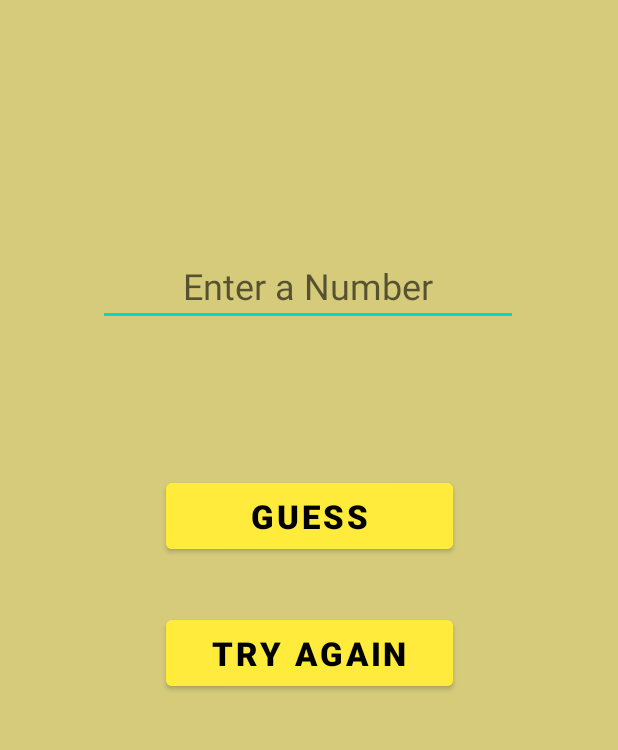
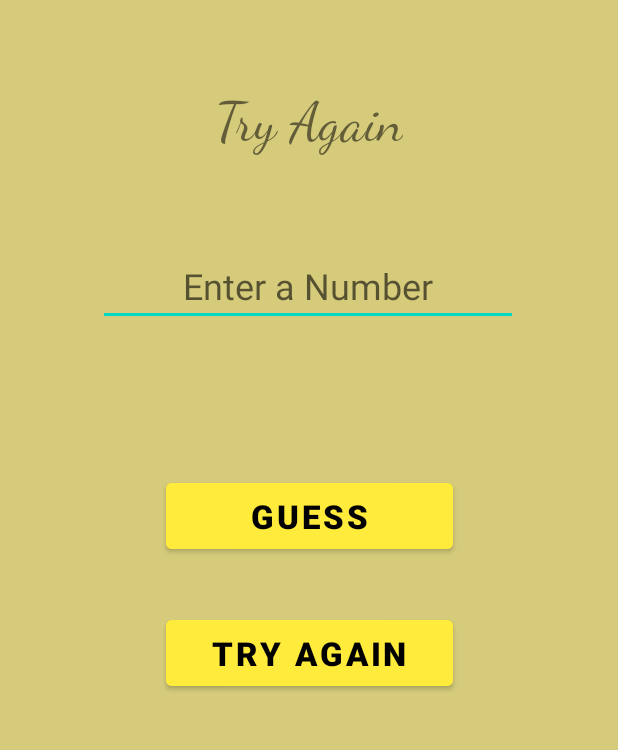
Before and after one commit to balochali/Android-Labs, an Android app: the screen it shows after launch (MainActivity), after a tap on "TRY AGAIN", on a phone screen of 412 x 824 dp, the part 319-1069 px from its top. Run offline under Robolectric (Android 15) with nearby library versions, the phone set to English and light mode, and no system bars.

Commit message:
Final Updated

```diff
--- a/GuessingGame/app/src/main/java/com/example/guessinggame/MainActivity.kt
+++ b/GuessingGame/app/src/main/java/com/example/guessinggame/MainActivity.kt
@@ -22,6 +22,10 @@ class MainActivity : AppCompatActivity() {
 
     fun TryAgain(view : View){
         numtoGuess = random.nextInt(1000)
+        var textview = findViewById<TextView>(R.id.textView2)
+        var text = findViewById<EditText>(R.id.editTextNumber)
+        textview.text = "Try Again"
+        text.text = null
     }
     fun onGuess(view : View){
         var textview = findViewById<TextView>(R.id.textView2)
```
